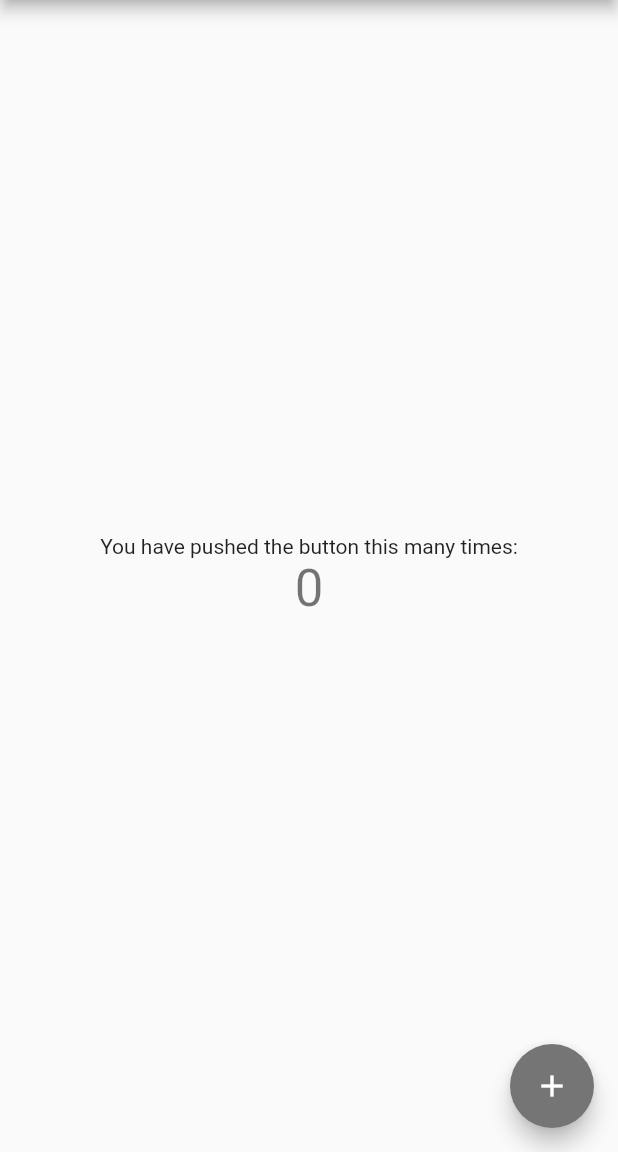
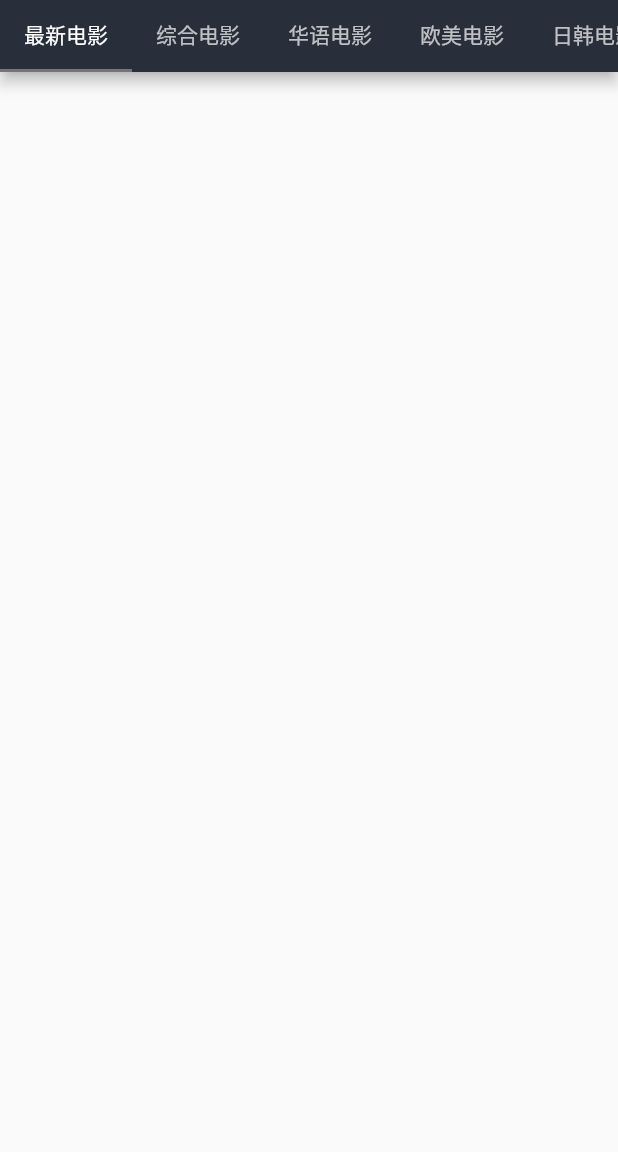
Before and after one commit to biezhihua/DYTT-Flutter, a Flutter app: the screen it shows after launch, on a phone screen of 412 x 824 dp, the part 84-1236 px from its top. Run offline on Flutter 3.47's test engine with Material 2 defaults, Android fonts, the phone set to English and light mode, and no system bars.

Commit message:
Home Body

```diff
--- a/lib/main.dart
+++ b/lib/main.dart
@@ -26,38 +26,45 @@ class HomePage extends StatefulWidget {
 }
 
 class _HomePageState extends State<HomePage> {
-  int _counter = 0;
-
-  void _incrementCounter() {
-    setState(() {
-      _counter++;
-    });
-  }
-
   @override
   Widget build(BuildContext context) {
-    return Scaffold(
-      appBar: AppBar(title: Text(Strings.appName)),
-      drawer: DrawerLayout(),
-      body: Center(
-        child: Column(
-          mainAxisAlignment: MainAxisAlignment.center,
-          children: <Widget>[
-            Text(
-              'You have pushed the button this many times:',
-            ),
-            Text(
-              '$_counter',
-              style: Theme.of(context).textTheme.display1,
-            ),
+    return DefaultTabController(
+      length: 10,
+      child: Scaffold(
+        drawer: DrawerLayout(),
+        appBar: AppBar(
+          bottom: TabBar(
+            isScrollable: true,
+            tabs: [
+              Tab(text: Strings.tab1),
+              Tab(text: Strings.tab2),
+              Tab(text: Strings.tab3),
+              Tab(text: Strings.tab4),
+              Tab(text: Strings.tab5),
+              Tab(text: Strings.tab6),
+              Tab(text: Strings.tab7),
+              Tab(text: Strings.tab8),
+              Tab(text: Strings.tab9),
+              Tab(text: Strings.tab10),
+            ],
+          ),
+          title: Text(Strings.appName),
+        ),
+        body: TabBarView(
+          children: [
+            Container(),
+            Container(),
+            Container(),
+            Container(),
+            Container(),
+            Container(),
+            Container(),
+            Container(),
+            Container(),
+            Container()
           ],
         ),
       ),
-      floatingActionButton: FloatingActionButton(
-        onPressed: _incrementCounter,
-        tooltip: 'Increment',
-        child: Icon(Icons.add),
-      ), // This trailing comma makes auto-formatting nicer for build methods.
     );
   }
 }
--- a/lib/strings.dart
+++ b/lib/strings.dart
@@ -2,4 +2,15 @@ class Strings {
   static const String appName = "电影天堂";
   static const String drawerLayoutAd = "随时随地，想看就看";
   static const String drawerLayoutGithub = "https://github.com/biezhihua";
+
+  static const String tab1 = "最新电影";
+  static const String tab2 = "综合电影";
+  static const String tab3 = "华语电影";
+  static const String tab4 = "欧美电影";
+  static const String tab5 = "日韩电影";
+  static const String tab6 = "华语电视";
+  static const String tab7 = "欧美电视";
+  static const String tab8 = "日韩电视";
+  static const String tab9 = "综艺";
+  static const String tab10 = "动漫";
 }
```
